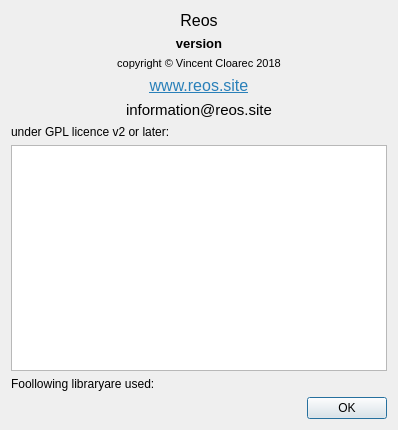
Qt form src/ui/reosaboutwidget.ui (vcloarec/ReosProject) before a commit.
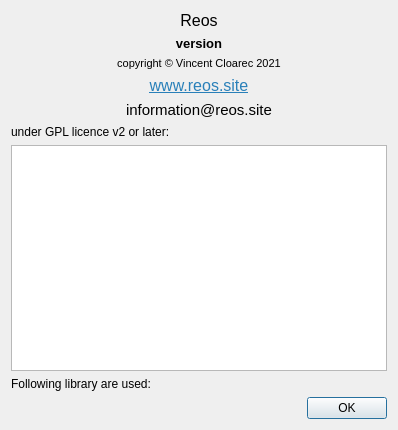
The same form after that commit.

Patch:
```diff
--- a/src/ui/reosaboutwidget.ui
+++ b/src/ui/reosaboutwidget.ui
@@ -57,7 +57,7 @@
       </font>
      </property>
      <property name="text">
-      <string>&lt;html&gt;&lt;head/&gt;&lt;body&gt;&lt;p&gt;copyright © Vincent Cloarec 2018&lt;/p&gt;&lt;/body&gt;&lt;/html&gt;</string>
+      <string>&lt;html&gt;&lt;head/&gt;&lt;body&gt;&lt;p&gt;copyright © Vincent Cloarec 2021&lt;/p&gt;&lt;/body&gt;&lt;/html&gt;</string>
      </property>
      <property name="alignment">
       <set>Qt::AlignCenter</set>
@@ -126,7 +126,7 @@
    <item>
     <widget class="QLabel" name="label_5">
      <property name="text">
-      <string>Foollowing libraryare used:</string>
+      <string>Following library are used:</string>
      </property>
     </widget>
    </item>
```
Left out of the diff: 2 changed lines with no effect on the pictures.
